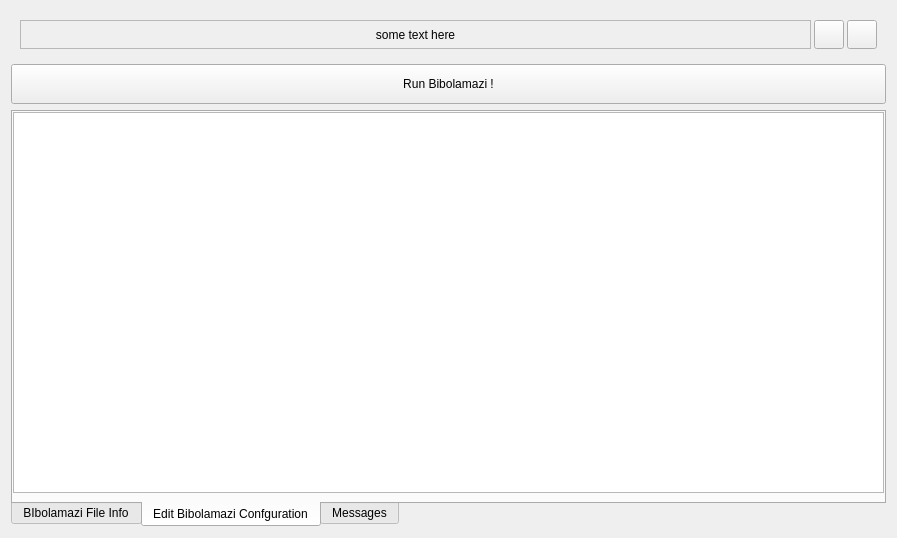
Qt form gui/openbibfile.ui (phfaist/bibolamazi) before a commit.
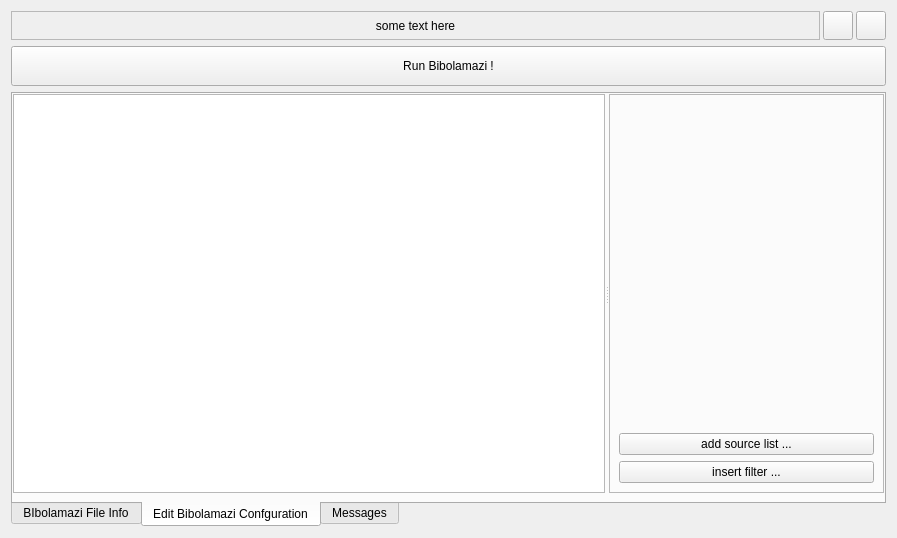
The same form after that commit. The open tabs and pages were chosen to show the change. Icons and pictures are not drawn. Custom widgets are drawn as their Qt base class.

Diff of the .ui file:
```diff
--- a/gui/openbibfile.ui
+++ b/gui/openbibfile.ui
@@ -93,15 +93,73 @@
         <number>8</number>
        </property>
        <item>
-        <widget class="QTextEdit" name="txtConfig">
-         <property name="font">
-          <font>
-           <family>Courier 10 Pitch</family>
-          </font>
+        <widget class="QSplitter" name="splitEditConfig">
+         <property name="orientation">
+          <enum>Qt::Horizontal</enum>
          </property>
-         <property name="acceptRichText">
-          <bool>false</bool>
-         </property>
+         <widget class="QTextEdit" name="txtConfig">
+          <property name="font">
+           <font>
+            <family>Courier 10 Pitch</family>
+           </font>
+          </property>
+          <property name="acceptRichText">
+           <bool>false</bool>
+          </property>
+         </widget>
+         <widget class="QStackedWidget" name="stackEditTools">
+          <property name="frameShape">
+           <enum>QFrame::StyledPanel</enum>
+          </property>
+          <property name="frameShadow">
+           <enum>QFrame::Raised</enum>
+          </property>
+          <property name="currentIndex">
+           <number>0</number>
+          </property>
+          <widget class="QWidget" name="toolspageBase" native="true">
+           <layout class="QVBoxLayout" name="verticalLayout_3">
+            <item>
+             <spacer name="verticalSpacer">
+              <property name="orientation">
+               <enum>Qt::Vertical</enum>
+              </property>
+              <property name="sizeHint" stdset="0">
+               <size>
+                <width>20</width>
+                <height>292</height>
+               </size>
+              </property>
+             </spacer>
+            </item>
+            <item>
+             <widget class="QPushButton" name="btnAddSourceList">
+              <property name="text">
+               <string>add source list ...</string>
+              </property>
+             </widget>
+            </item>
+            <item>
+             <widget class="QPushButton" name="btnAddFilter">
+              <property name="text">
+               <string>insert filter ...</string>
+              </property>
+             </widget>
+            </item>
+           </layout>
+          </widget>
+          <widget class="QWidget" name="toolspageSource">
+           <layout class="QVBoxLayout" name="verticalLayout_4">
+            <property name="margin">
+             <number>0</number>
+            </property>
+            <item>
+             <widget class="SourceListEditor" name="sourceListEditor" native="true"/>
+            </item>
+           </layout>
+          </widget>
+          <widget class="QWidget" name="toolspageFilter"/>
+         </widget>
         </widget>
        </item>
       </layout>
@@ -195,6 +253,9 @@
       <property name="spacing">
        <number>3</number>
       </property>
+      <property name="margin">
+       <number>0</number>
+      </property>
       <item>
        <widget class="QLabel" name="lblFileName">
         <property name="sizePolicy">
@@ -256,6 +317,14 @@
    </item>
   </layout>
  </widget>
+ <customwidgets>
+  <customwidget>
+   <class>SourceListEditor</class>
+   <extends>QWidget</extends>
+   <header>sourcelisteditor.h</header>
+   <container>1</container>
+  </customwidget>
+ </customwidgets>
  <resources>
   <include location="bibolamazi_res.qrc"/>
  </resources>
```
Left out of the diff: 2 changed lines with no effect on the pictures.
